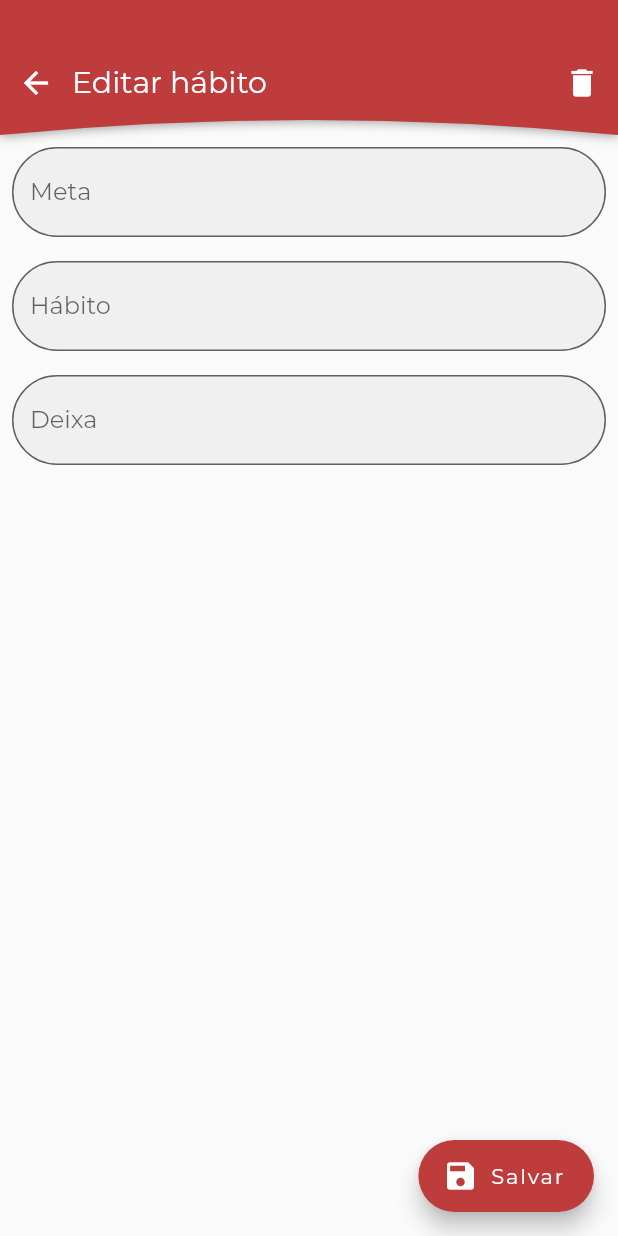
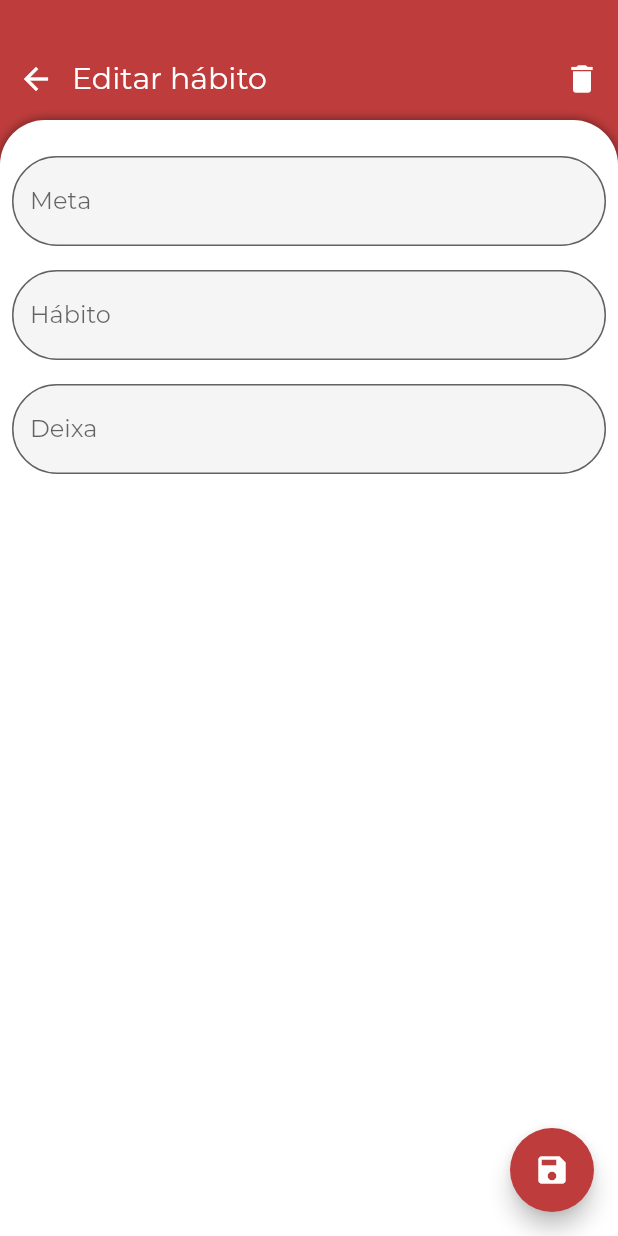
Before and after one commit to danielmagri/altitude, a Flutter app: the EditHabitPage screen opened directly with empty values, on a phone screen of 412 x 824 dp. Run offline on Flutter 3.47's test engine with Material 2 defaults, Android fonts, the phone set to English and light mode, and no system bars; our stand-ins replace fluttertoast, numberpicker, sliding_up_panel, sqflite, table_calendar, vibration; missing offline and left inert: keyboard_visibility; accounts and stored records are empty.

Commit message:
UI alterada

```diff
--- a/lib/controllers/DataControl.dart
+++ b/lib/controllers/DataControl.dart
@@ -84,6 +84,7 @@ class DataControl {
 
     if (result != null) {
       int score = await ScoreControl().calculateScore(id, freq, result[1]);
+
       print("Pontuação: $score");
       await DatabaseService().updateScore(id, score);
       await DatabaseService().habitDone(id, cycle, result[0]);
--- a/lib/ui/editHabitPage.dart
+++ b/lib/ui/editHabitPage.dart
@@ -1,26 +1,8 @@
 import 'package:flutter/material.dart';
 import 'package:habit/objects/Habit.dart';
 import 'package:habit/controllers/DataControl.dart';
-import 'package:habit/ui/widgets/ClipShadowPath.dart';
 import 'package:habit/utils/Color.dart';
 import 'package:habit/utils/Validator.dart';
-
-class HeaderBackgroundClip extends CustomClipper<Path> {
-  @override
-  Path getClip(Size size) {
-    var path = Path();
-
-    path.lineTo(0.0, size.height);
-    path.quadraticBezierTo(size.width / 2, size.height - 20, size.width, size.height);
-    path.lineTo(size.width, 0.0);
-    path.close();
-
-    return path;
-  }
-
-  @override
-  bool shouldReclip(CustomClipper<Path> oldClipper) => false;
-}
 
 class EditHabitPage extends StatefulWidget {
   EditHabitPage({Key key, this.habit, this.frequency}) : super(key: key);
@@ -57,16 +39,12 @@ class _EditHabitPagePageState extends State<EditHabitPage> with TickerProviderSt
   @override
   Widget build(BuildContext context) {
     return Scaffold(
-      body: SingleChildScrollView(
-        child: Form(
-          key: _formKey,
-          child: Column(
+      body: Stack(
         children: <Widget>[
-              ClipShadowPath(
-                child: Container(
+          Container(
             color: CategoryColors.getPrimaryColor(widget.habit.category),
-                  padding: EdgeInsets.only(top: 20.0),
-                  height: 90.0,
+            padding: EdgeInsets.only(top: 20.0, bottom: 25.0),
+            height: 110.0,
             width: double.maxFinite,
             child: Row(
               children: <Widget>[
@@ -86,7 +64,8 @@ class _EditHabitPagePageState extends State<EditHabitPage> with TickerProviderSt
                         builder: (BuildContext context) {
                           return AlertDialog(
                             title: new Text("Deletar"),
-                                  content: new Text("Você deseja deletar permanentemente o hábito?\n(Todos o progresso dele será perdido)"),
+                            content: new Text(
+                                "Você deseja deletar permanentemente o hábito?\n(Todos o progresso dele será perdido)"),
                             actions: <Widget>[
                               new FlatButton(
                                 child: new Text("Sim"),
@@ -110,9 +89,22 @@ class _EditHabitPagePageState extends State<EditHabitPage> with TickerProviderSt
               ],
             ),
           ),
-                clipper: HeaderBackgroundClip(),
-                shadow: Shadow(blurRadius: 5, color: Colors.grey[500], offset: Offset(0.0, 1)),
+          Container(
+            margin: EdgeInsets.only(top: 80.0),
+            height: double.infinity,
+            decoration: BoxDecoration(
+              boxShadow: <BoxShadow>[BoxShadow(blurRadius: 5, color: Colors.black.withOpacity(0.5))],
+              borderRadius: BorderRadius.only(topLeft: Radius.circular(30.0), topRight: Radius.circular(30.0)),
+              color: Colors.white,
             ),
+            child: ClipRRect(
+              borderRadius: BorderRadius.only(topLeft: Radius.circular(30.0), topRight: Radius.circular(30.0)),
+              child: SingleChildScrollView(
+                padding: EdgeInsets.only(top: 16.0),
+                child: Form(
+                  key: _formKey,
+                  child: Column(
+                    children: <Widget>[
                       Padding(
                         padding: EdgeInsets.all(8.0),
                         child: TextFormField(
@@ -174,7 +166,11 @@ class _EditHabitPagePageState extends State<EditHabitPage> with TickerProviderSt
                   ),
                 ),
               ),
-      floatingActionButton: FloatingActionButton.extended(
+            ),
+          ),
+        ],
+      ),
+      floatingActionButton: FloatingActionButton(
         onPressed: () {
           if (_formKey.currentState.validate()) {
             Habit newHabit = new Habit(
@@ -207,8 +203,7 @@ class _EditHabitPagePageState extends State<EditHabitPage> with TickerProviderSt
         },
         tooltip: 'Salvar',
         backgroundColor: CategoryColors.getPrimaryColor(widget.habit.category),
-        icon: Icon(Icons.save),
-        label: Text("Salvar"),
+        child: Icon(Icons.save),
       ),
     );
   }
--- a/lib/ui/widgets/HabitCard.dart
+++ b/lib/ui/widgets/HabitCard.dart
@@ -48,6 +48,7 @@ class HabitWidget extends StatelessWidget {
                 child: Icon(
                   Icons.fitness_center,
                   size: 32.0,
+                  color: Colors.white,
                 ),
               ),
             ),
--- a/lib/ui/widgets/ScoreTextAnimated.dart
+++ b/lib/ui/widgets/ScoreTextAnimated.dart
@@ -7,7 +7,7 @@ class ScoreWidget extends AnimatedWidget {
     final Animation<int> animation = listenable;
     return Text(
       animation.value.toString(),
-      style: TextStyle(fontSize: 55.0, fontWeight: FontWeight.bold),
+      style: TextStyle(fontSize: 55.0, color: Colors.white, fontWeight: FontWeight.bold),
     );
   }
 }
```
Also changed, not shown: lib/main.dart (+72 -68 lines), lib/ui/addHabitTabs/cueTab.dart (+10 -11 lines), lib/ui/addHabitTabs/habitTab.dart (+14 -15 lines), lib/ui/addHabitTabs/rewardTab.dart (+10 -11 lines), lib/ui/habitDetailsPage.dart (+33 -49 lines). Lines whose indentation alone changed are shown as unchanged.
